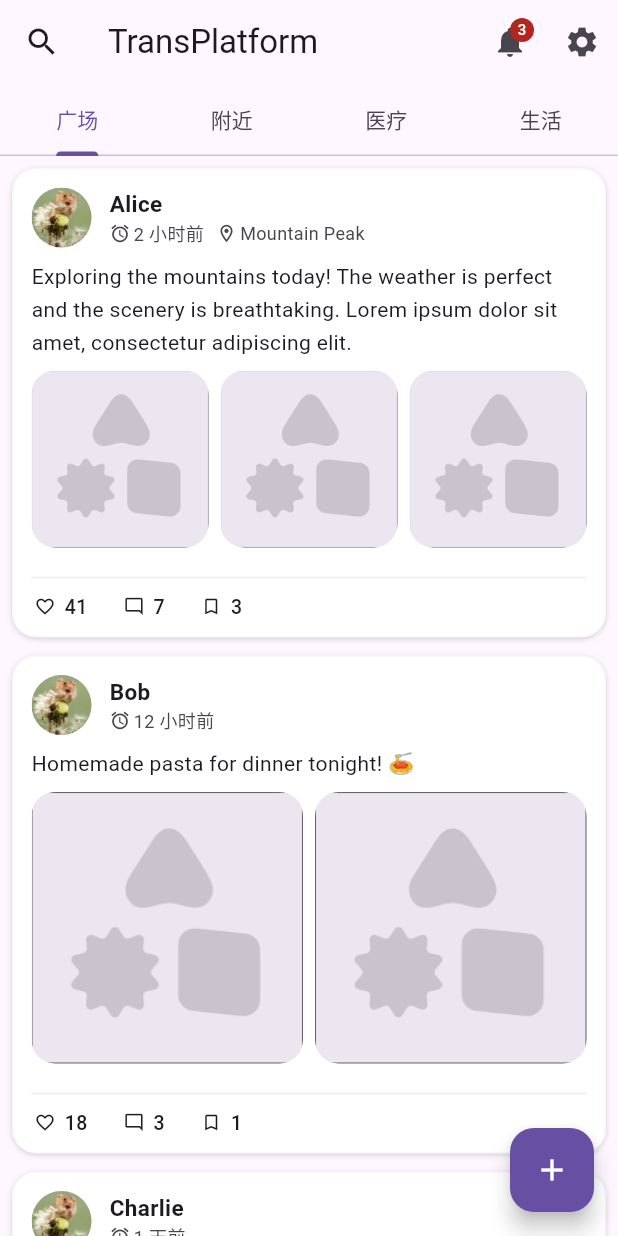
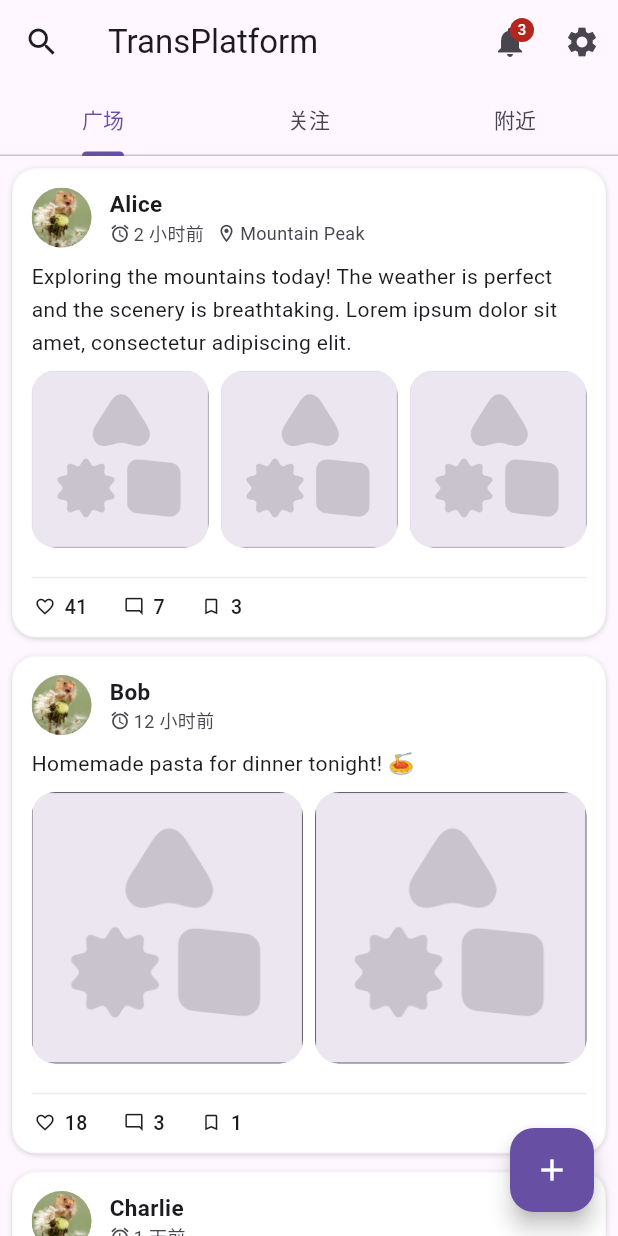
Before and after one commit to An-n-ya/TransPlatformFlutter, a Flutter app: the HomePage screen opened directly, after a tap on "42", on a phone screen of 412 x 824 dp. Run offline on Flutter 3.47's test engine with Material 3 defaults, Android fonts, the light colour scheme and no system bars; our stand-ins replace flutter_riverpod, flutter_secure_storage, image_picker, location, permission_handler, riverpod_annotation and 1 more; missing offline and left inert: agora_rtc_engine, easy_image_viewer; accounts and stored records are empty; generated files the repository leaves out were written again.

Commit message:
feat: home page timeline update

```diff
--- a/lib/data/repositories/post/post_repository_local.dart
+++ b/lib/data/repositories/post/post_repository_local.dart
@@ -1,4 +1,5 @@
 import '../../../domain/models/comment.dart';
+import '../../../domain/models/feed_type.dart';
 import '../../../domain/models/post.dart';
 import '../../../domain/models/user.dart';
 import '../../../utils/result.dart';
@@ -10,8 +11,16 @@ import 'post_repository.dart';
 /// Returns hardcoded sample data for UI development/test.
 class PostRepositoryLocal implements PostRepository {
   @override
-  Future<Result<CursorPage<Post>>> getFeed({int? cursor, int size = 20}) async {
+  Future<Result<CursorPage<Post>>> getFeed({
+    FeedType type = FeedType.plaza,
+    int? cursor,
+    int size = 20,
+  }) async {
     await Future.delayed(const Duration(milliseconds: 300));
+    // Nearby has no location data in the sample set.
+    if (type == FeedType.nearby) {
+      return Result.ok(const CursorPage(content: [], hasMore: false));
+    }
     return Result.ok(CursorPage(content: _samplePosts, hasMore: false));
   }
 
--- /dev/null
+++ b/lib/domain/models/feed_type.dart
@@ -0,0 +1,21 @@
+/// Feed stream types for the homepage timeline (`GET /api/v1/feed?type=…`).
+enum FeedType {
+  /// All users' latest posts (default). SQL direct query.
+  plaza,
+
+  /// Latest posts from followed users. Redis write-fanout.
+  following,
+
+  /// Posts filtered by the current user's location. SQL direct query.
+  nearby;
+
+  /// PostCache list-query key for this stream.
+  String get cacheKey => 'feed-$name';
+
+  /// Tab label shown in the UI.
+  String get label => switch (this) {
+        FeedType.plaza => '广场',
+        FeedType.following => '关注',
+        FeedType.nearby => '附近',
+      };
+}
--- a/lib/providers/feed_pagination_provider.dart
+++ b/lib/providers/feed_pagination_provider.dart
@@ -2,6 +2,7 @@ import 'package:flutter_riverpod/flutter_riverpod.dart';
 
 import '../data/cache/post_cache.dart';
 import '../data/services/api/page_result.dart';
+import '../domain/models/feed_type.dart';
 import '../domain/models/post.dart';
 import '../utils/result.dart';
 import 'repository_providers.dart';
@@ -26,13 +27,13 @@ class FeedPaginationState {
   });
 }
 
-/// Drives infinite scroll on the homepage feed.
+/// Drives infinite scroll on a homepage feed stream.
 ///
 /// [FeedLoader] fetches the first page and calls [reset] with the returned
 /// cursor; this notifier appends subsequent pages via [loadMore].
-class FeedPagination extends Notifier<FeedPaginationState> {
+class FeedPagination extends FamilyNotifier<FeedPaginationState, FeedType> {
   @override
-  FeedPaginationState build() => const FeedPaginationState();
+  FeedPaginationState build(FeedType type) => const FeedPaginationState();
 
   /// Reset after the first page is (re)loaded, so subsequent [loadMore]s
   /// continue from the fresh cursor.
@@ -56,11 +57,13 @@ class FeedPagination extends Notifier<FeedPaginationState> {
 
     final result = await ref
         .read(postRepositoryProvider)
-        .getFeed(cursor: current.cursor);
+        .getFeed(type: arg, cursor: current.cursor);
 
     switch (result) {
       case Ok<CursorPage<Post>>(:final value):
-        ref.read(postCacheProvider.notifier).appendAll('feed', value.content);
+        ref
+            .read(postCacheProvider.notifier)
+            .appendAll(arg.cacheKey, value.content);
         state = FeedPaginationState(
           cursor: value.nextCursor,
           hasMore: value.hasMore,
@@ -75,7 +78,10 @@ class FeedPagination extends Notifier<FeedPaginationState> {
   }
 }
 
-/// Feed pagination state. Plain (non-generated) provider → keepAlive by
-/// default so an in-flight [FeedPagination.loadMore] is never disposed.
+/// Feed pagination state, one instance per [FeedType]. Plain (non-generated)
+/// provider → keepAlive by default so an in-flight
+/// [FeedPagination.loadMore] is never disposed.
 final feedPaginationProvider =
-    NotifierProvider<FeedPagination, FeedPaginationState>(FeedPagination.new);
+    NotifierProvider.family<FeedPagination, FeedPaginationState, FeedType>(
+      FeedPagination.new,
+    );
--- a/lib/providers/post_providers.dart
+++ b/lib/providers/post_providers.dart
@@ -4,6 +4,7 @@ import '../data/cache/comment_cache.dart';
 import '../data/cache/post_cache.dart';
 import '../data/services/api/page_result.dart';
 import '../domain/models/comment.dart';
+import '../domain/models/feed_type.dart';
 import '../domain/models/post.dart';
 import '../utils/result.dart';
 import 'feed_pagination_provider.dart';
@@ -11,20 +12,23 @@ import 'repository_providers.dart';
 
 part 'post_providers.g.dart';
 
-/// Loads the homepage feed into the post cache.
+/// Loads the first page of a feed stream into the post cache.
 ///
-/// UI renders from [PostCache.getList] with key 'feed'; this provider only
-/// drives the initial loading/error state and keeps the SSOT fresh.
+/// One instance per [FeedType] (plaza / following / nearby). UI renders from
+/// [PostCache.getList] with key `type.cacheKey`; this provider only drives the
+/// initial loading/error state and keeps the SSOT fresh.
 @riverpod
 class FeedLoader extends _$FeedLoader {
   @override
-  Future<List<Post>> build() async {
-    final result = await ref.read(postRepositoryProvider).getFeed();
+  Future<List<Post>> build(FeedType type) async {
+    final result = await ref.read(postRepositoryProvider).getFeed(type: type);
     switch (result) {
       case Ok<CursorPage<Post>>(:final value):
-        ref.read(postCacheProvider.notifier).upsertAll('feed', value.content);
         ref
-            .read(feedPaginationProvider.notifier)
+            .read(postCacheProvider.notifier)
+            .upsertAll(type.cacheKey, value.content);
+        ref
+            .read(feedPaginationProvider(type).notifier)
             .reset(cursor: value.nextCursor, hasMore: value.hasMore);
         return value.content;
       case Error<CursorPage<Post>>(:final error):
@@ -32,16 +36,18 @@ class FeedLoader extends _$FeedLoader {
     }
   }
 
-  /// Pull-to-refresh: re-fetch the feed and refresh the cache.
+  /// Pull-to-refresh: re-fetch the first page and refresh the cache.
   Future<void> refresh() async {
     state = const AsyncLoading();
     state = await AsyncValue.guard(() async {
-      final result = await ref.read(postRepositoryProvider).getFeed();
+      final result = await ref.read(postRepositoryProvider).getFeed(type: type);
       switch (result) {
         case Ok<CursorPage<Post>>(:final value):
-          ref.read(postCacheProvider.notifier).upsertAll('feed', value.content);
           ref
-              .read(feedPaginationProvider.notifier)
+              .read(postCacheProvider.notifier)
+              .upsertAll(type.cacheKey, value.content);
+          ref
+              .read(feedPaginationProvider(type).notifier)
               .reset(cursor: value.nextCursor, hasMore: value.hasMore);
           return value.content;
         case Error<CursorPage<Post>>(:final error):
--- a/lib/ui/home/home_page.dart
+++ b/lib/ui/home/home_page.dart
@@ -3,6 +3,7 @@ import 'package:provider/provider.dart';
 import 'package:trans_platform/ui/home/search_page.dart';
 
 import '../../data/repositories/notification/notification_repository.dart';
+import '../../domain/models/feed_type.dart';
 import '../../utils/result.dart';
 
 import '../settings/settings_page.dart';
@@ -10,7 +11,7 @@ import '../notification/notification_page.dart';
 import '../posts/add_post_page.dart';
 import '../posts/posts_page.dart';
 
-/// "首页" tab — a page with its own sub-tab bar (广场/附近/医疗/生活).
+/// "首页" tab — three feed streams (广场 / 关注 / 附近), one per [FeedType].
 class HomePage extends StatelessWidget {
   const HomePage({super.key});
 
@@ -20,16 +21,11 @@ class HomePage extends StatelessWidget {
     final colorScheme = theme.colorScheme;
 
     return DefaultTabController(
-      length: 4,
+      length: FeedType.values.length,
       child: Scaffold(
         appBar: AppBar(
-          bottom: const TabBar(
-            tabs: [
-              Tab(text: '广场'),
-              Tab(text: '附近'),
-              Tab(text: '医疗'),
-              Tab(text: '生活'),
-            ],
+          bottom: TabBar(
+            tabs: [for (final t in FeedType.values) Tab(text: t.label)],
           ),
           leading: IconButton(
             icon: const Icon(Icons.search),
@@ -70,12 +66,9 @@ class HomePage extends StatelessWidget {
           ],
           title: const Text('TransPlatform'),
         ),
-        body: const TabBarView(
+        body: TabBarView(
           children: [
-            Posts(),
-            Icon(Icons.directions_transit),
-            Icon(Icons.directions_bike),
-            Icon(Icons.directions_bike),
+            for (final t in FeedType.values) Posts(type: t),
           ],
         ),
         floatingActionButton: FloatingActionButton(
--- a/lib/ui/posts/posts_page.dart
+++ b/lib/ui/posts/posts_page.dart
@@ -2,12 +2,13 @@ import 'package:flutter/material.dart';
 import 'package:flutter_riverpod/flutter_riverpod.dart';
 
 import '../../data/cache/post_cache.dart';
+import '../../domain/models/feed_type.dart';
 import '../../providers/feed_pagination_provider.dart';
 import '../../providers/post_providers.dart';
 import 'post_card.dart';
 
-/// Feed page — loads the feed via [feedLoaderProvider] and renders posts
-/// from the SSOT post cache.
+/// Feed page for a [FeedType] — loads the feed via [feedLoaderProvider] and
+/// renders posts from the SSOT post cache.
 ///
 /// States:
 /// - Loading → [CircularProgressIndicator]
@@ -15,22 +16,24 @@ import 'post_card.dart';
 /// - Error  → message + retry button
 /// - Data   → [PostFeed]
 class Posts extends ConsumerWidget {
-  const Posts({super.key});
+  final FeedType type;
+
+  const Posts({super.key, this.type = FeedType.plaza});
 
   @override
   Widget build(BuildContext context, WidgetRef ref) {
-    final feedAsync = ref.watch(feedLoaderProvider);
+    final feedAsync = ref.watch(feedLoaderProvider(type));
     return feedAsync.when(
       loading: () => const Center(child: CircularProgressIndicator()),
       error: (error, _) => _ErrorView(
         message: _formatError(error),
-        onRetry: () => ref.invalidate(feedLoaderProvider),
+        onRetry: () => ref.invalidate(feedLoaderProvider(type)),
       ),
       data: (_) {
-        final posts = ref.watch(postCacheProvider).getList('feed');
+        final posts = ref.watch(postCacheProvider).getList(type.cacheKey);
         return posts.isEmpty
             ? const Center(child: Text('暂无内容'))
-            : const _FeedListView();
+            : _FeedListView(type: type);
       },
     );
   }
@@ -45,7 +48,9 @@ class Posts extends ConsumerWidget {
 /// Renders the loaded feed with cursor-based infinite scroll: when the user
 /// scrolls near the bottom, [feedPaginationProvider] appends the next page.
 class _FeedListView extends ConsumerStatefulWidget {
-  const _FeedListView();
+  final FeedType type;
+
+  const _FeedListView({required this.type});
 
   @override
   ConsumerState<_FeedListView> createState() => _FeedListViewState();
@@ -66,7 +71,7 @@ class _FeedListViewState extends ConsumerState<_FeedListView> {
   void _onScroll() {
     if (!_scrollController.hasClients) return;
     if (_scrollController.position.extentAfter < 200) {
-      ref.read(feedPaginationProvider.notifier).loadMore();
+      ref.read(feedPaginationProvider(widget.type).notifier).loadMore();
     }
   }
 
@@ -78,11 +83,12 @@ class _FeedListViewState extends ConsumerState<_FeedListView> {
 
   @override
   Widget build(BuildContext context) {
-    final pagination = ref.watch(feedPaginationProvider);
-    final posts = ref.watch(postCacheProvider).getList('feed');
+    final pagination = ref.watch(feedPaginationProvider(widget.type));
+    final posts = ref.watch(postCacheProvider).getList(widget.type.cacheKey);
     return PostFeed(
       posts: posts,
-      onRefresh: () => ref.read(feedLoaderProvider.notifier).refresh(),
+      onRefresh: () =>
+          ref.read(feedLoaderProvider(widget.type).notifier).refresh(),
       scrollController: _scrollController,
       footer: _buildFooter(pagination),
     );
@@ -107,7 +113,8 @@ class _FeedListViewState extends ConsumerState<_FeedListView> {
         child: Center(
           child: TextButton.icon(
             onPressed: () =>
-                ref.read(feedPaginationProvider.notifier).loadMore(),
+                ref.read(feedPaginationProvider(widget.type).notifier)
+                    .loadMore(),
             icon: const Icon(Icons.refresh, size: 18),
             label: const Text('加载失败，点击重试'),
           ),
```
Also changed, not shown: lib/data/repositories/post/post_repository.dart (+7 -2 lines), lib/data/repositories/post/post_repository_remote.dart (+7 -1 lines), lib/data/cache/post_cache.g.dart, lib/providers/post_providers.g.dart.
